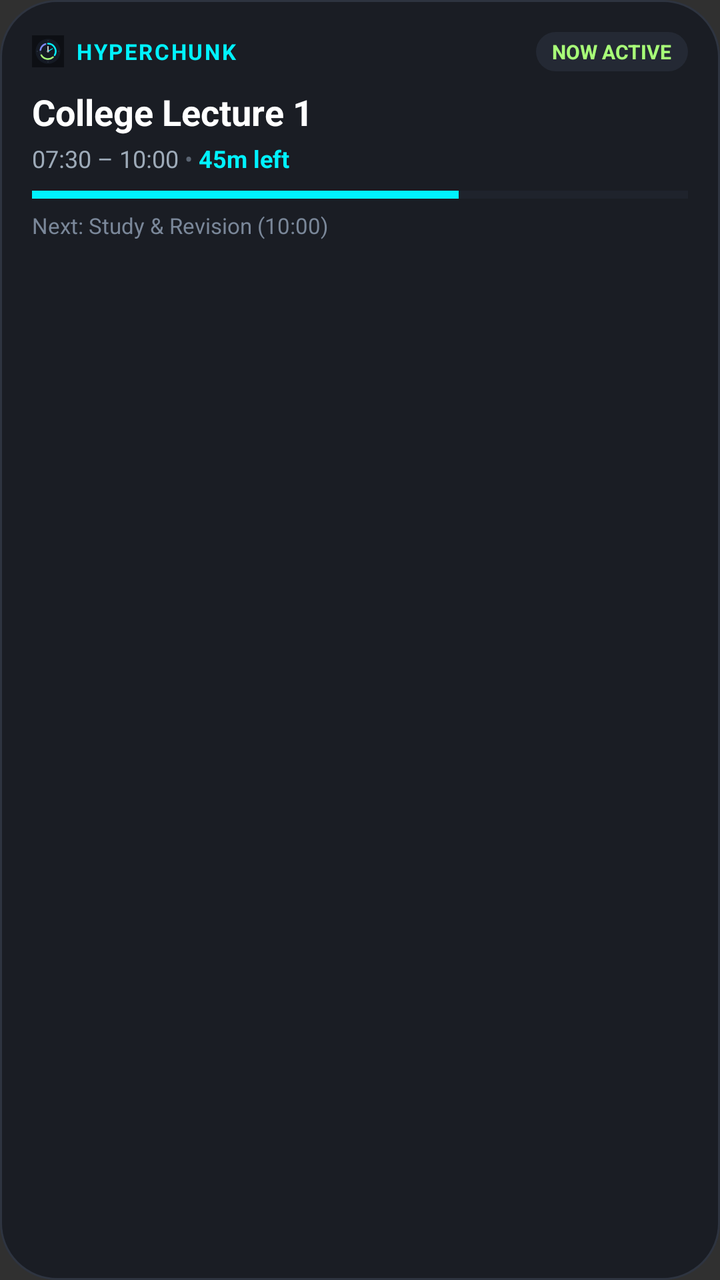
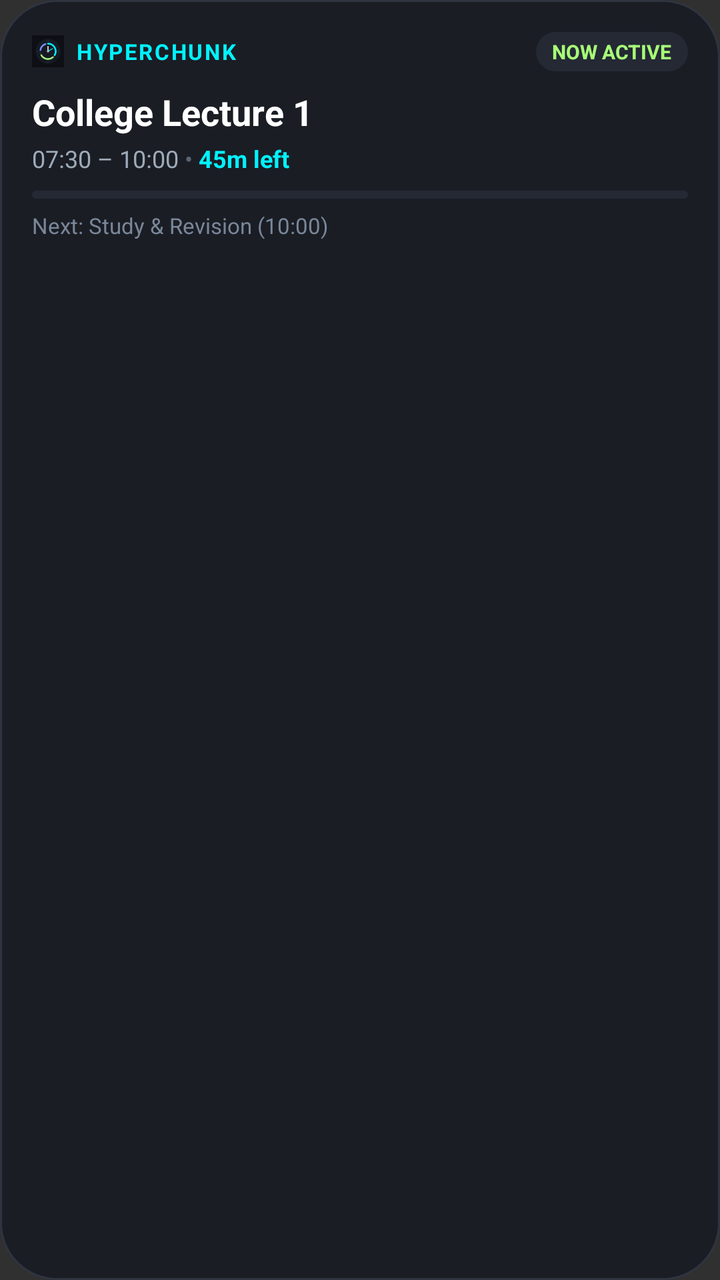

Before-and-after screenshots of an Android layout around one commit, followed by the original layout XML and the change that was made.
<!-- AndroidManifest.xml: application theme Theme.HyperChunk -->
<!-- res/layout/widget_hyperchunk.xml -->
<?xml version="1.0" encoding="utf-8"?>
<RelativeLayout xmlns:android="http://schemas.android.com/apk/res/android"
    android:id="@+id/widget_container"
    android:layout_width="match_parent"
    android:layout_height="match_parent"
    android:background="@drawable/widget_bg_hyperos"
    android:padding="16dp">

    
    <LinearLayout
        android:id="@+id/widget_header"
        android:layout_width="match_parent"
        android:layout_height="wrap_content"
        android:orientation="horizontal"
        android:gravity="center_vertical">

        <ImageView
            android:layout_width="16dp"
            android:layout_height="16dp"
            android:src="@drawable/ic_app_icon"
            android:contentDescription="Icon" />

        <TextView
            android:id="@+id/widget_app_title"
            android:layout_width="wrap_content"
            android:layout_height="wrap_content"
            android:layout_marginStart="6dp"
            android:text="HYPERCHUNK"
            android:textColor="#00F2FE"
            android:textSize="11sp"
            android:textStyle="bold"
            android:letterSpacing="0.08" />

        <View
            android:layout_width="0dp"
            android:layout_height="0dp"
            android:layout_weight="1" />

        
        <TextView
            android:id="@+id/widget_status_pill"
            android:layout_width="wrap_content"
            android:layout_height="wrap_content"
            android:background="@drawable/widget_pill_bg"
            android:paddingStart="8dp"
            android:paddingTop="3dp"
            android:paddingEnd="8dp"
            android:paddingBottom="3dp"
            android:text="NOW ACTIVE"
            android:textColor="#A8FF78"
            android:textSize="10sp"
            android:textStyle="bold" />
    </LinearLayout>

    
    <TextView
        android:id="@+id/widget_task_title"
        android:layout_width="match_parent"
        android:layout_height="wrap_content"
        android:layout_below="@id/widget_header"
        android:layout_marginTop="8dp"
        android:text="College Lecture 1"
        android:textColor="#FFFFFF"
        android:textSize="18sp"
        android:textStyle="bold"
        android:maxLines="1"
        android:ellipsize="end" />

    
    <LinearLayout
        android:id="@+id/widget_time_row"
        android:layout_width="match_parent"
        android:layout_height="wrap_content"
        android:layout_below="@id/widget_task_title"
        android:layout_marginTop="3dp"
        android:orientation="horizontal"
        android:gravity="center_vertical">

        <TextView
            android:id="@+id/widget_task_time"
            android:layout_width="wrap_content"
            android:layout_height="wrap_content"
            android:text="07:30 – 10:00"
            android:textColor="#9EABB9"
            android:textSize="12sp" />

        <TextView
            android:layout_width="wrap_content"
            android:layout_height="wrap_content"
            android:text=" • "
            android:textColor="#5A6472"
            android:textSize="12sp" />

        <TextView
            android:id="@+id/widget_time_remaining"
            android:layout_width="wrap_content"
            android:layout_height="wrap_content"
            android:text="45m left"
            android:textColor="#00F2FE"
            android:textSize="12sp"
            android:textStyle="bold" />
    </LinearLayout>

    
    <ProgressBar
        android:id="@+id/widget_progress"
        style="?android:attr/progressBarStyleHorizontal"
        android:layout_width="match_parent"
        android:layout_height="4dp"
        android:layout_below="@id/widget_time_row"
        android:layout_marginTop="8dp"
        android:max="100"
        android:progress="65"
        android:progressTint="#00F2FE"
        android:progressBackgroundTint="#2C3240" />

    
    <TextView
        android:id="@+id/widget_next_task"
        android:layout_width="match_parent"
        android:layout_height="wrap_content"
        android:layout_below="@id/widget_progress"
        android:layout_marginTop="6dp"
        android:text="Next: Study &amp; Revision (10:00)"
        android:textColor="#7A8799"
        android:textSize="11sp"
        android:maxLines="1"
        android:ellipsize="end" />

</RelativeLayout>
<!-- resources referenced by this layout -->
<resources>
  <!-- drawable ic_app_icon: vector/xml drawable (drawable, 2301 chars, omitted) -->
  <!-- drawable widget_bg_hyperos (drawable) -->
  <?xml version="1.0" encoding="utf-8"?>
  <shape xmlns:android="http://schemas.android.com/apk/res/android"
      android:shape="rectangle">
      <corners android:radius="28dp" />
      <solid android:color="#1A1D24" />
      <stroke
          android:width="1dp"
          android:color="#2E3440" />
  </shape>
  <!-- drawable widget_pill_bg (drawable) -->
  <?xml version="1.0" encoding="utf-8"?>
  <shape xmlns:android="http://schemas.android.com/apk/res/android"
      android:shape="rectangle">
      <corners android:radius="14dp" />
      <solid android:color="#242934" />
  </shape>
  <style name="Theme.HyperChunk" parent="android:Theme.Material.NoActionBar">
          <item name="android:statusBarColor">@android:color/transparent</item>
          <item name="android:navigationBarColor">@android:color/transparent</item>
          <item name="android:windowLightStatusBar">false</item>
      </style>
</resources>

<!-- the commit's change to res/layout/widget_hyperchunk.xml (unified diff, before → after) -->
@@ -4,6 +4,8 @@
     android:layout_width="match_parent"
     android:layout_height="match_parent"
     android:background="@drawable/widget_bg_hyperos"
+    android:clickable="true"
+    android:focusable="true"
     android:padding="16dp">
 
     
@@ -104,15 +106,14 @@
     
     <ProgressBar
         android:id="@+id/widget_progress"
-        style="?android:attr/progressBarStyleHorizontal"
+        style="@android:style/Widget.ProgressBar.Horizontal"
         android:layout_width="match_parent"
         android:layout_height="4dp"
         android:layout_below="@id/widget_time_row"
         android:layout_marginTop="8dp"
         android:max="100"
-        android:progress="65"
-        android:progressTint="#00F2FE"
-        android:progressBackgroundTint="#2C3240" />
+        android:progress="0"
+        android:progressDrawable="@drawable/widget_progress_drawable" />
 
     
     <TextView
<!-- resource entries referenced after the edit -->
@@ -18,6 +18,24 @@
       <corners android:radius="14dp" />
       <solid android:color="#242934" />
   </shape>
+  <!-- drawable widget_progress_drawable (drawable) -->
+  <?xml version="1.0" encoding="utf-8"?>
+  <layer-list xmlns:android="http://schemas.android.com/apk/res/android">
+      <item android:id="@android:id/background">
+          <shape>
+              <corners android:radius="4dp" />
+              <solid android:color="#242934" />
+          </shape>
+      </item>
+      <item android:id="@android:id/progress">
+          <scale android:scaleWidth="100%">
+              <shape>
+                  <corners android:radius="4dp" />
+                  <solid android:color="#00F2FE" />
+              </shape>
+          </scale>
+      </item>
+  </layer-list>
   <style name="Theme.HyperChunk" parent="android:Theme.Material.NoActionBar">
           <item name="android:statusBarColor">@android:color/transparent</item>
           <item name="android:navigationBarColor">@android:color/transparent</item>
